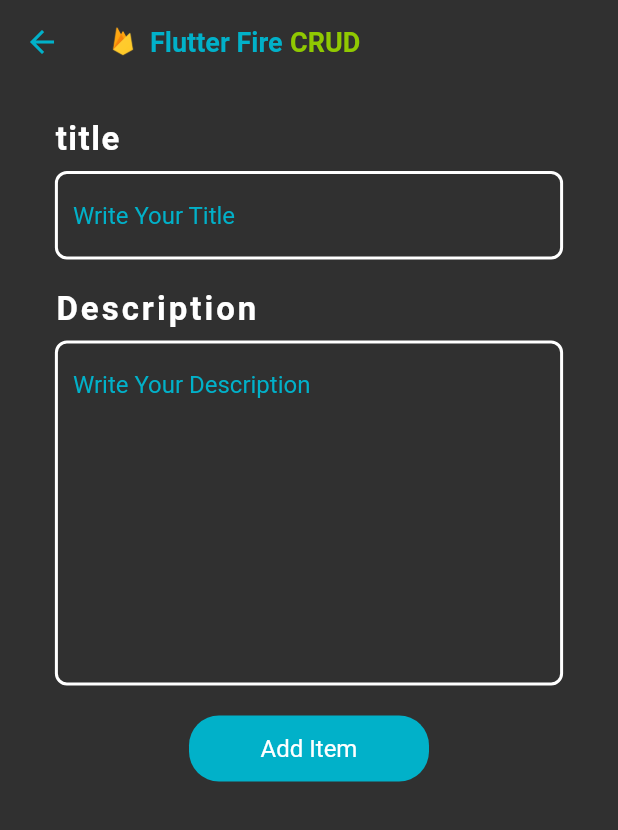
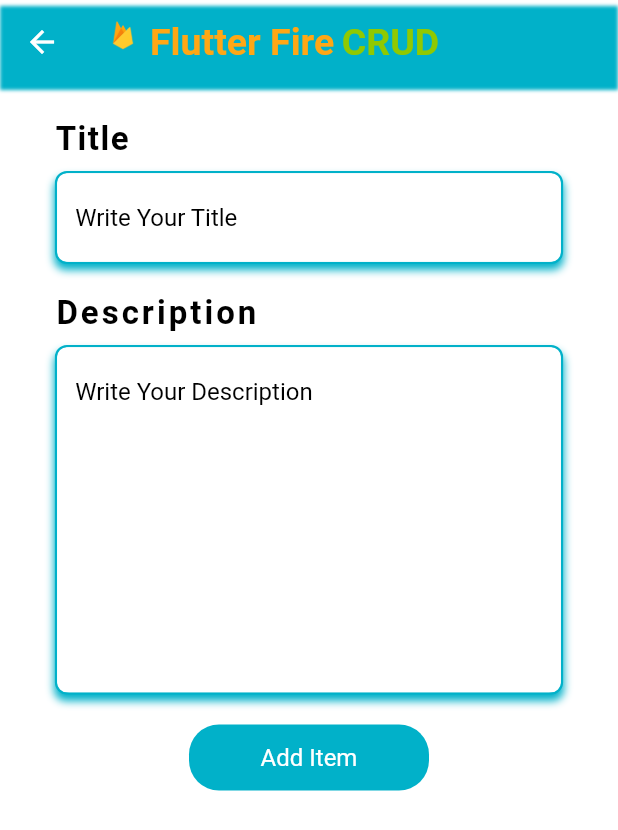
Before and after one commit to usmansiddiqui12321/TODO-CRUD-App-with-FireBase, a Flutter app: the HomeScreen screen opened directly, after a tap on the "add" icon, on a phone screen of 412 x 824 dp. Shown: the top 830 px of the screen. Run offline on Flutter 3.47's test engine with Material 2 defaults, Android fonts, the phone set to English and light mode, and no system bars; our stand-ins replace cloud_firestore, firebase_core, get, lottie; accounts and stored records are empty.

Commit message:
Finalizing

```diff
--- a/lib/custom_form_field.dart
+++ b/lib/custom_form_field.dart
@@ -16,8 +16,10 @@ class CustomFormField extends StatelessWidget {
       this.maxlines = 1,
       this.islabelEnabled = false,
       this.enabledBorderColor = AppColors.whiteColor,
-      required this.initial});
+      required this.initial,
+      this.hintColor = AppColors.blackColor});
   final TextEditingController controller;
+  final Color hintColor;
   final FocusNode focusNode;
   final TextInputType keyboardType;
   final TextInputAction inputAction;
@@ -47,7 +49,7 @@ class CustomFormField extends StatelessWidget {
           labelText: islabelEnabled ? label : null,
           labelStyle: const TextStyle(color: AppColors.primarytextColor),
           hintText: hint,
-          hintStyle: const TextStyle(color: AppColors.primaryColor),
+          hintStyle: TextStyle(color: hintColor),
           errorStyle:
               const TextStyle(color: Colors.red, fontWeight: FontWeight.bold),
           focusedBorder: OutlineInputBorder(
--- a/lib/main.dart
+++ b/lib/main.dart
@@ -1,5 +1,4 @@
 import 'package:crud_firestore_app/res/Colors/AppColors.dart';
-import 'package:crud_firestore_app/views/login/login_page.dart';
 import 'package:crud_firestore_app/views/splash_screen.dart';
 import 'package:firebase_core/firebase_core.dart';
 import 'package:flutter/foundation.dart';
--- a/lib/res/Colors/AppColors.dart
+++ b/lib/res/Colors/AppColors.dart
@@ -12,4 +12,7 @@ class AppColors {
   static const Color primarytextColor = Color(0xff000000);
 
   static const Color secondarytextColor = Color(0xfF444648);
+  static const Color logo = Color(0xffFFA715);
+
+
 }
--- a/lib/views/Home/HomeScreen.dart
+++ b/lib/views/Home/HomeScreen.dart
@@ -17,23 +17,42 @@ class _HomeScreenState extends State<HomeScreen> {
   @override
   Widget build(BuildContext context) {
     return Scaffold(
-      backgroundColor: Colors.grey[850],
+      // backgroundColor: Colors.grey[850],
       appBar: AppBar(
+        shadowColor: AppColors.primaryColor,
         elevation: 0,
-        backgroundColor: Colors.grey[850],
+        automaticallyImplyLeading: false,
         title: const Appbar(
           sectionName: 'CRUD',
         ),
+        // Adding a BoxShadow with a downwards offset and color of AppColors.primaryColor
+        backgroundColor: Colors.transparent,
+        flexibleSpace: Container(
+          decoration: const BoxDecoration(
+            boxShadow: [
+              BoxShadow(
+                color: AppColors.primaryColor,
+                offset: Offset(0, 4),
+                blurRadius: 1.2,
+              ),
+            ],
+          ),
+        ),
       ),
+
       floatingActionButton: FloatingActionButton(
           onPressed: () {
             Get.to(const AddScreen());
           },
-          backgroundColor: AppColors.primaryButtonColor,
-          child: const Icon(Icons.add, color: Colors.white, size: 32)),
+          backgroundColor: AppColors.logo,
+          child: const Icon(Icons.add,
+
+              //  color: Colors.white,
+              size: 32)),
       body: SafeArea(
           child: Padding(
-              padding: const EdgeInsets.only(left: 16, right: 16, bottom: 20),
+              padding: const EdgeInsets.only(
+                  top: 15, left: 16, right: 16, bottom: 20),
               child: Center(
                 child: SizedBox(
                     width: MediaQuery.of(context).size.width * .9,
--- a/lib/views/add_item_form.dart
+++ b/lib/views/add_item_form.dart
@@ -44,18 +44,33 @@ class _AddItemFormState extends State<AddItemForm> {
                     // ignore: prefer_const_literals_to_create_immutables
                     children: [
                       const SizedBox(height: 24),
-                      const Text('title',
+                      const Text('Title',
                           style: TextStyle(
-                              color: AppColors.whiteColor,
+                              color: AppColors.blackColor,
                               fontSize: 22,
                               letterSpacing: 1,
                               fontWeight: FontWeight.bold)),
                       const SizedBox(height: 8),
-                      CustomFormField(
+                      Container(
+                        decoration: BoxDecoration(
+                          color: Colors.white,
+                          border: Border.all(
+                              color: AppColors.primaryColor, width: 1.5),
+                          borderRadius: BorderRadius.circular(8),
+                          boxShadow: const [
+                            BoxShadow(
+                              color: AppColors.primaryColor,
+                              offset: Offset(0, 4),
+                              blurRadius: 4,
+                            ),
+                          ],
+                        ),
+                        child: CustomFormField(
                             initial: "",
                             controller: fc.titleController.value,
                             focusNode: fc.titlefocus.value,
                             hint: 'Write Your Title',
+
                             inputAction: TextInputAction.next,
                             keyboardType: TextInputType.text,
                             label: 'Title',
@@ -63,15 +78,30 @@ class _AddItemFormState extends State<AddItemForm> {
                               Validator.validateField(value: value);
                               getTitle = value;
                             }),
+                      ),
                       const SizedBox(height: 20),
                       const Text('Description',
                           style: TextStyle(
-                              color: AppColors.whiteColor,
+                              color: AppColors.blackColor,
                               fontSize: 22,
                               letterSpacing: 2,
                               fontWeight: FontWeight.bold)),
                       const SizedBox(height: 8),
-                      CustomFormField(
+                      Container(
+                        decoration: BoxDecoration(
+                          color: Colors.white,
+                          border: Border.all(
+                              color: AppColors.primaryColor, width: 1.5),
+                          borderRadius: BorderRadius.circular(8),
+                          boxShadow: const [
+                            BoxShadow(
+                              color: AppColors.primaryColor,
+                              offset: Offset(0, 4),
+                              blurRadius: 4,
+                            ),
+                          ],
+                        ),
+                        child: CustomFormField(
                             maxlines: 10,
                             initial: "",
                             controller: fc.discriptionController.value,
@@ -84,6 +114,7 @@ class _AddItemFormState extends State<AddItemForm> {
                               Validator.validateField(value: value);
                               getDescription = value;
                             }),
+                      ),
                     ],
                   ),
                 ),
--- a/lib/views/add_screen.dart
+++ b/lib/views/add_screen.dart
@@ -3,6 +3,7 @@ import 'package:crud_firestore_app/views/add_item_form.dart';
 import 'package:flutter/material.dart';
 import 'package:get/get.dart';
 
+import '../res/Colors/AppColors.dart';
 import 'appbar.dart';
 
 class AddScreen extends StatefulWidget {
@@ -22,12 +23,27 @@ class _AddScreenState extends State<AddScreen> {
         FocusScope.of(context).unfocus();
       },
       child: Scaffold(
-        backgroundColor: Colors.grey[850],
+        backgroundColor: AppColors.whiteColor,
         appBar: AppBar(
+          iconTheme: const IconThemeData(color: AppColors.whiteColor),
+          automaticallyImplyLeading: true,
+
           elevation: 0,
-          backgroundColor: Colors.grey[850],
+          // backgroundColor: Colors.grey[850],
           title: const Appbar(
             sectionName: 'CRUD',
+          ),
+          backgroundColor: Colors.transparent,
+          flexibleSpace: Container(
+            decoration: const BoxDecoration(
+              boxShadow: [
+                BoxShadow(
+                  color: AppColors.primaryColor,
+                  offset: Offset(0, 4),
+                  blurRadius: 1.2,
+                ),
+              ],
+            ),
           ),
         ),
         body: SafeArea(
--- a/lib/views/appbar.dart
+++ b/lib/views/appbar.dart
@@ -14,12 +14,11 @@ class Appbar extends StatelessWidget {
         Image.asset("assets/firebase-logo.png", height: 20),
         const SizedBox(width: 8),
         const Text("Flutter Fire",
-            style:
-                TextStyle(color: AppColors.primaryButtonColor, fontSize: 18)),
+            style: TextStyle(color: AppColors.logo, fontSize: 25)),
         const SizedBox(width: 5),
         Text(sectionName,
             style: const TextStyle(
-                color: Color.fromARGB(255, 144, 201, 1), fontSize: 18))
+                color: Color.fromARGB(255, 144, 201, 1), fontSize: 25))
       ],
     );
   }
```
Also changed, not shown: lib/views/EditItemForm.dart (+34 -4 lines), lib/views/Item_List.dart (+32 -10 lines), lib/views/edit_item.dart (+16 -2 lines). Lines whose indentation alone changed are shown as unchanged.
